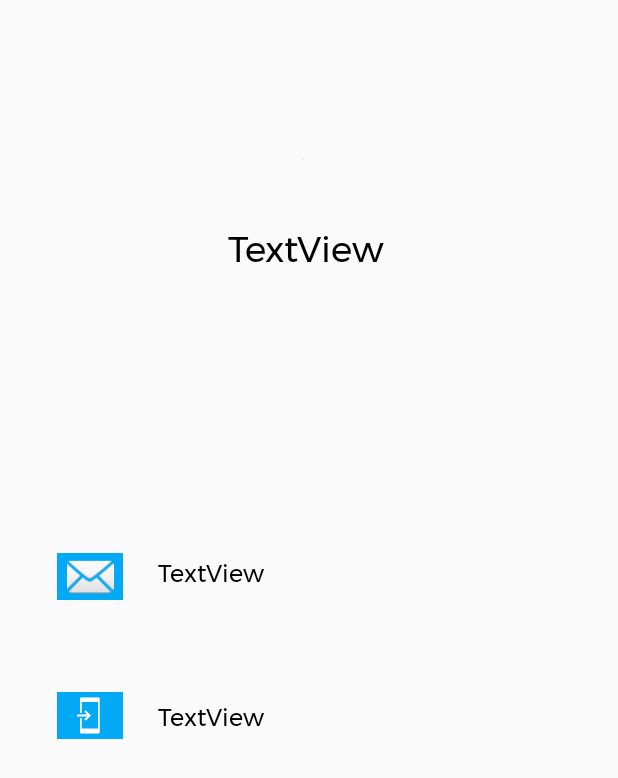
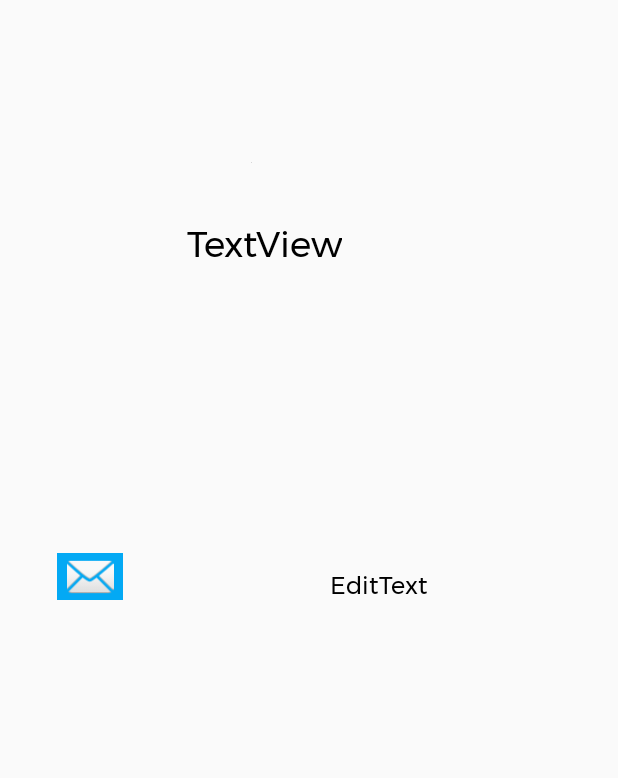
Before and after one commit to 1crowie1/TM2_studioApp, an Android app: the layout fragment_home.xml on its own in the app's theme, with its tools: preview values and no code run, on a phone screen of 412 x 824 dp. Shown: the top 778 px of the screen. Run offline under Robolectric (Android 15) with nearby library versions, the phone set to English and light mode, and no system bars.

Commit message:
User Profile Activity: Partially Completed, user info now displayed correctly

```diff
--- a/app/src/main/java/com/example/healthfinder/AppDatabase.java
+++ b/app/src/main/java/com/example/healthfinder/AppDatabase.java
@@ -28,7 +28,7 @@ public abstract class AppDatabase extends RoomDatabase {
     }
 
     private static AppDatabase create(final Context context){
-        return Room.databaseBuilder(context, AppDatabase.class, DATABASE_NAME).build();
+        return Room.databaseBuilder(context, AppDatabase.class, DATABASE_NAME).allowMainThreadQueries().build();
     }
 
     public abstract UserDao userDao();
--- a/app/src/main/res/layout/fragment_home.xml
+++ b/app/src/main/res/layout/fragment_home.xml
@@ -14,69 +14,51 @@
         android:contentDescription="@string/title_home"
         app:layout_constraintBottom_toBottomOf="parent"
         app:layout_constraintEnd_toEndOf="parent"
-        app:layout_constraintHorizontal_bias="0.491"
+        app:layout_constraintHorizontal_bias="0.406"
         app:layout_constraintStart_toStartOf="parent"
         app:layout_constraintTop_toTopOf="parent"
-        app:layout_constraintVertical_bias="0.129"
+        app:layout_constraintVertical_bias="0.131"
         tools:src="@tools:sample/avatars" />
 
     <TextView
         android:id="@+id/nameText"
-        android:layout_width="127dp"
-        android:layout_height="35dp"
-        android:layout_marginStart="140dp"
-        android:layout_marginLeft="140dp"
+        android:layout_width="wrap_content"
+        android:layout_height="wrap_content"
+        android:layout_marginStart="124dp"
+        android:layout_marginLeft="124dp"
         android:layout_marginTop="24dp"
-        android:fontFamily="@font/montserrat"
-        android:text="TextView"
-        android:textAppearance="@style/TextAppearance.AppCompat.Body1"
-        android:textColor="#000000"
-        android:textSize="24sp"
-        android:typeface="normal"
-        android:gravity="center"
-        android:includeFontPadding="false"
-        app:layout_constraintBottom_toBottomOf="parent"
-        app:layout_constraintStart_toStartOf="parent"
-        app:layout_constraintTop_toBottomOf="@+id/profileImage"
-        app:layout_constraintVertical_bias="0.027" />
-
-    <TextView
-        android:id="@+id/emailText"
-        android:layout_width="88dp"
-        android:layout_height="28dp"
-        android:layout_marginStart="96dp"
-        android:layout_marginLeft="96dp"
         android:fontFamily="@font/montserrat"
         android:gravity="center"
         android:includeFontPadding="false"
         android:text="TextView"
         android:textAppearance="@style/TextAppearance.AppCompat.Body1"
         android:textColor="#000000"
-        android:textSize="16sp"
+        android:textSize="24sp"
         android:typeface="normal"
         app:layout_constraintBottom_toBottomOf="parent"
         app:layout_constraintStart_toStartOf="parent"
-        app:layout_constraintTop_toTopOf="parent"
-        app:layout_constraintVertical_bias="0.463" />
+        app:layout_constraintTop_toBottomOf="@+id/profileImage"
+        app:layout_constraintVertical_bias="0.023" />
 
-    <TextView
-        android:id="@+id/phoneText"
-        android:layout_width="88dp"
-        android:layout_height="28dp"
-        android:layout_marginStart="96dp"
-        android:layout_marginLeft="96dp"
+    <EditText
+        android:id="@+id/emailText"
+        android:layout_width="fill_parent"
+        android:layout_height="wrap_content"
+        android:layout_marginStart="92dp"
+        android:layout_marginLeft="92dp"
         android:fontFamily="@font/montserrat"
         android:gravity="center"
         android:includeFontPadding="false"
-        android:text="TextView"
+        android:text="EditText"
         android:textAppearance="@style/TextAppearance.AppCompat.Body1"
         android:textColor="#000000"
         android:textSize="16sp"
         android:typeface="normal"
+        android:background="@android:color/transparent"
         app:layout_constraintBottom_toBottomOf="parent"
         app:layout_constraintStart_toStartOf="parent"
         app:layout_constraintTop_toTopOf="parent"
-        app:layout_constraintVertical_bias="0.584" />
+        app:layout_constraintVertical_bias="0.473" />
 
     <ImageView
         android:id="@+id/emailIcon"
@@ -94,19 +76,4 @@
         tools:ignore="ContentDescription"
         tools:srcCompat="@android:drawable/ic_dialog_email" />
 
-    <ImageView
-        android:id="@+id/phoneIcon"
-        android:layout_width="44dp"
-        android:layout_height="31dp"
-        android:background="#03A9F4"
-        android:src="@drawable/common_full_open_on_phone"
-        app:layout_constraintBottom_toBottomOf="parent"
-        app:layout_constraintEnd_toEndOf="parent"
-        app:layout_constraintHorizontal_bias="0.103"
-        app:layout_constraintStart_toStartOf="parent"
-        app:layout_constraintTop_toTopOf="parent"
-        app:layout_constraintVertical_bias="0.582"
-        app:srcCompat="@android:drawable/stat_sys_phone_call"
-        tools:ignore="ContentDescription" />
-
 </androidx.constraintlayout.widget.ConstraintLayout>
--- a/app/src/main/res/values/strings.xml
+++ b/app/src/main/res/values/strings.xml
@@ -9,4 +9,5 @@
     <string name="title_notifications">Request</string>
     <string name="title_activity_main_app">MainAppActivity</string>
     <string name="title_activity_app">AppActivity</string>
+    <string name="sign_out_button">Sign Out</string>
 </resources>
```
Also changed, not shown: app/src/main/java/com/example/healthfinder/AppActivity.java (+23 -35 lines), app/src/main/java/com/example/healthfinder/DAO/UserDao.java (+11 -2 lines), app/src/main/java/com/example/healthfinder/MainActivity.java (+50 -10 lines), app/src/main/java/com/example/healthfinder/model/CurrentUser.java (deleted, +0 -17 lines), app/src/main/java/com/example/healthfinder/ui/home/HomeFragment.java (+25 -1 lines).
